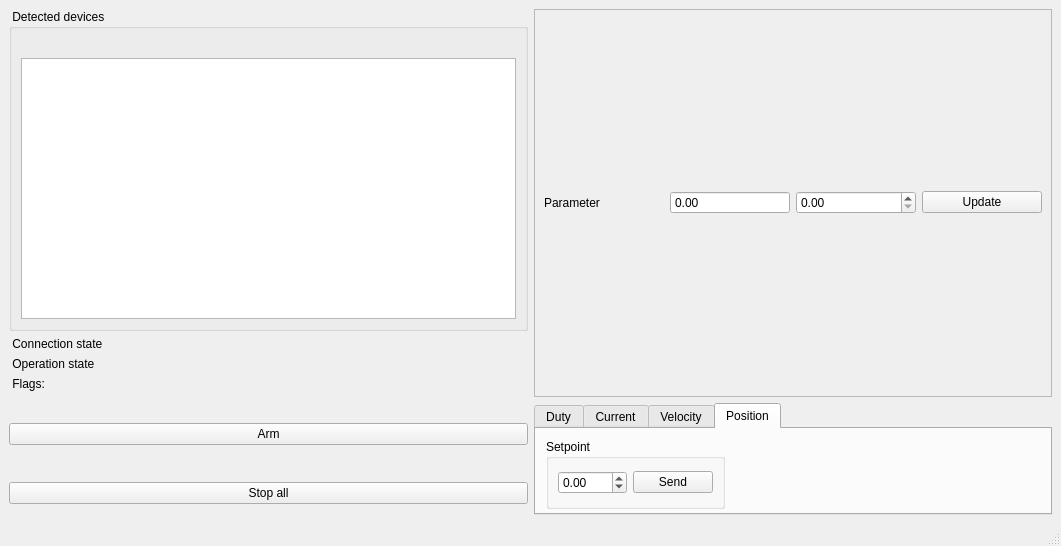
Old version of the form app.ui in the repository flatEarther42/RoboszponConfigurator.
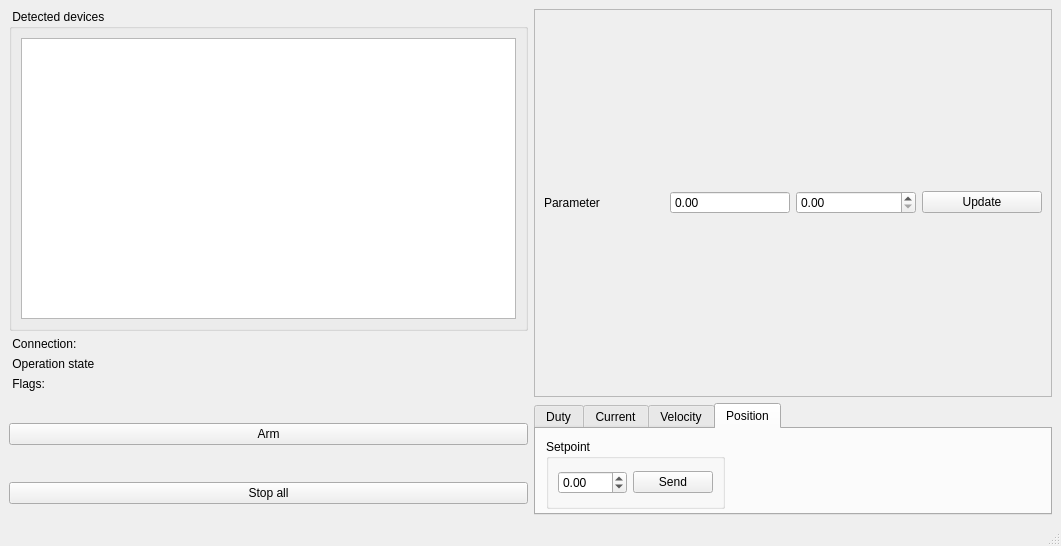
New version of the form.

Commit message: Add realtime roboszpon info

```diff
--- a/app.ui
+++ b/app.ui
@@ -18,7 +18,7 @@
     <item row="1" column="0">
      <widget class="QLabel" name="nodeLabel">
       <property name="text">
-       <string> Connection state</string>
+       <string> Connection:</string>
       </property>
      </widget>
     </item>
@@ -106,21 +106,8 @@
        <string> Detected devices</string>
       </property>
       <layout class="QGridLayout" name="gridLayout_2">
-       <item row="1" column="0">
-        <widget class="QListView" name="deviceListView"/>
-       </item>
        <item row="0" column="0">
-        <spacer name="horizontalSpacer">
-         <property name="orientation">
-          <enum>Qt::Horizontal</enum>
-         </property>
-         <property name="sizeHint" stdset="0">
-          <size>
-           <width>40</width>
-           <height>20</height>
-          </size>
-         </property>
-        </spacer>
+        <widget class="QListView" name="deviceListView"/>
        </item>
       </layout>
      </widget>
```
Left out of the diff: 2 changed lines with no effect on the pictures. The commit also changes 2 other files.
